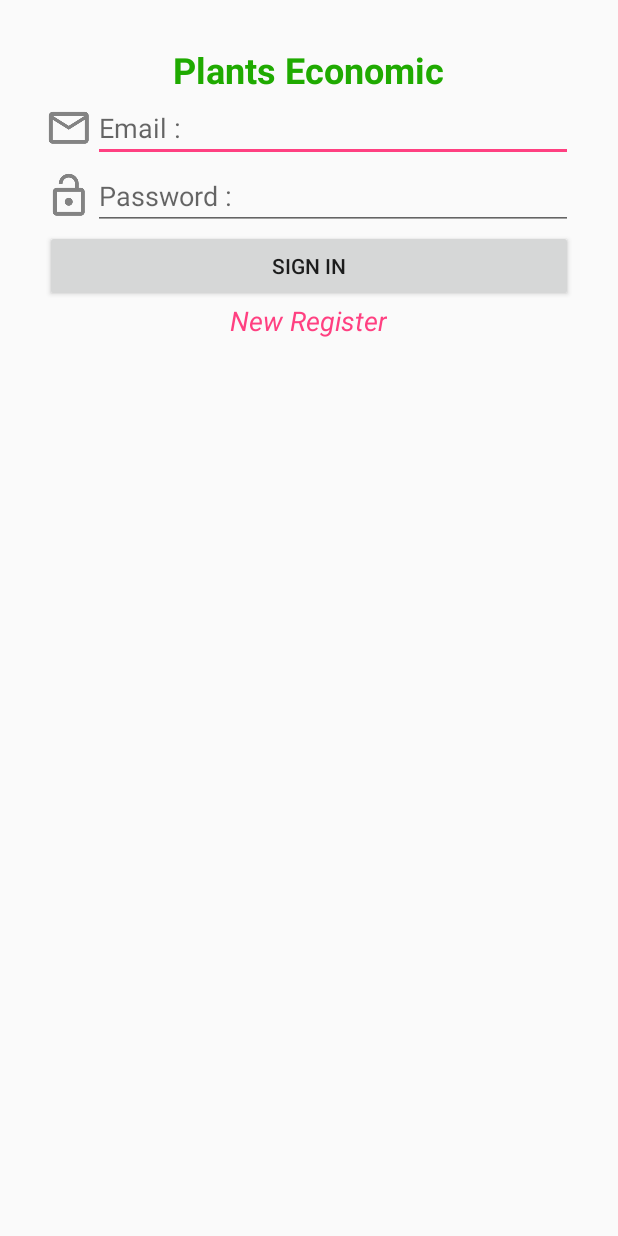
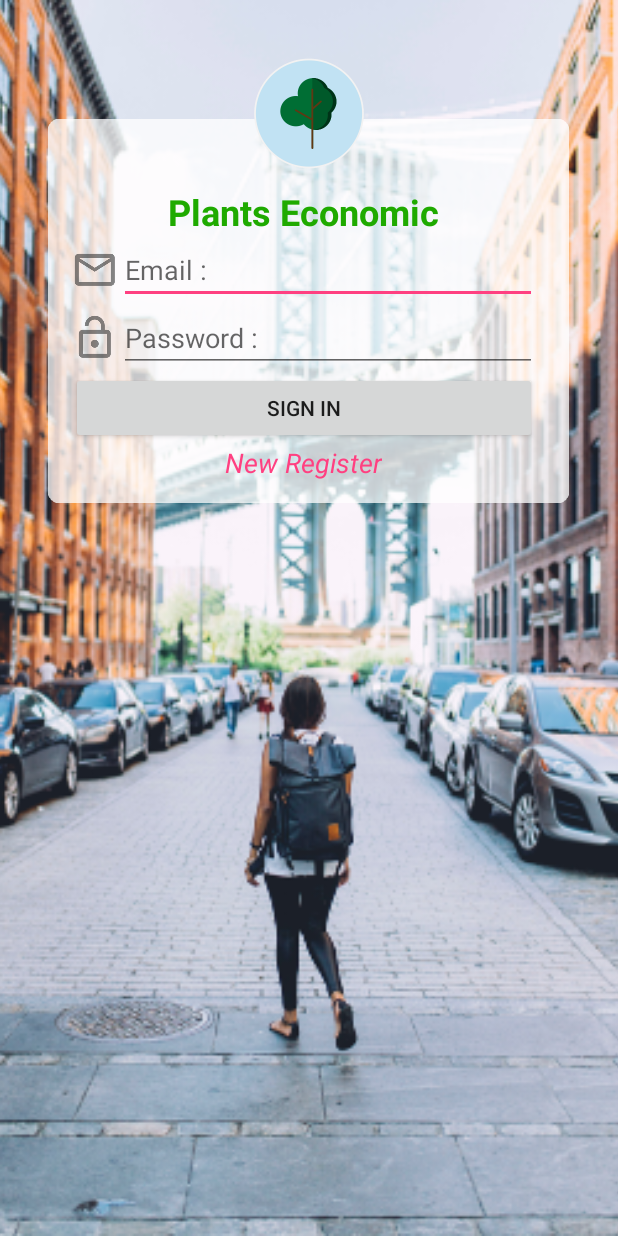
Before and after one commit to masterUNG/PlantsEconomic, an Android app: the screen it shows after launch (MainActivity), on a phone screen of 412 x 824 dp. Run offline under Robolectric (Android 15) with nearby library versions, the phone set to English and light mode, and no system bars.

Commit message:
finish 5nov

```diff
--- a/app/src/main/java/srongklod_bangtamruat/plantseconomic/fragment/RegisterFragment.java
+++ b/app/src/main/java/srongklod_bangtamruat/plantseconomic/fragment/RegisterFragment.java
@@ -1,8 +1,24 @@
 package srongklod_bangtamruat.plantseconomic.fragment;
+
+import android.os.Bundle;
+import android.support.annotation.Nullable;
+import android.support.v4.app.Fragment;
+import android.view.LayoutInflater;
+import android.view.View;
+import android.view.ViewGroup;
+
+import srongklod_bangtamruat.plantseconomic.R;
 
 /**
  * Created by masterung on 5/11/2017 AD.
  */
 
-public class RegisterFragment {
-}
+public class RegisterFragment extends Fragment{
+
+    @Nullable
+    @Override
+    public View onCreateView(LayoutInflater inflater, @Nullable ViewGroup container, @Nullable Bundle savedInstanceState) {
+        View view = inflater.inflate(R.layout.fragment_register, container, false);
+        return view;
+    }
+}   // Main Class
--- a/app/src/main/res/layout/activity_main.xml
+++ b/app/src/main/res/layout/activity_main.xml
@@ -5,6 +5,13 @@
     android:layout_width="match_parent"
     android:layout_height="match_parent"
     tools:context="srongklod_bangtamruat.plantseconomic.MainActivity">
+
+    <!--Wallpaper-->
+    <ImageView
+        android:scaleType="centerCrop"
+        android:src="@drawable/bg"
+        android:layout_width="match_parent"
+        android:layout_height="match_parent" />
 
     <!--Content Fragment-->
     <FrameLayout
--- a/app/src/main/res/layout/fragment_main.xml
+++ b/app/src/main/res/layout/fragment_main.xml
@@ -1,88 +1,92 @@
 <?xml version="1.0" encoding="utf-8"?>
 <RelativeLayout xmlns:android="http://schemas.android.com/apk/res/android"
     android:layout_width="match_parent"
+
     android:layout_height="match_parent">
 
     <!--Content-->
     <LinearLayout
+        android:layout_width="match_parent"
+        android:layout_height="wrap_content"
         android:layout_margin="@dimen/margin"
-        android:orientation="vertical"
-        android:layout_width="match_parent"
-        android:layout_height="wrap_content">
+        android:background="@drawable/my_login"
+        android:orientation="vertical">
 
         <!--AppName-->
         <TextView
+            android:layout_width="wrap_content"
+            android:layout_height="wrap_content"
             android:layout_gravity="center_horizontal"
+            android:text="@string/app_name"
             android:textColor="@color/colorPrimaryDark"
-            android:textStyle="bold"
             android:textSize="@dimen/h1"
-            android:text="@string/app_name"
-            android:layout_width="wrap_content"
-            android:layout_height="wrap_content" />
+            android:textStyle="bold" />
 
         <!--User-->
         <LinearLayout
-            android:orientation="horizontal"
             android:layout_width="match_parent"
-            android:layout_height="wrap_content">
+            android:layout_height="wrap_content"
+            android:orientation="horizontal">
 
             <!--Icon-->
             <ImageView
+                android:layout_width="wrap_content"
+                android:layout_height="wrap_content"
                 android:layout_gravity="center_vertical"
-                android:src="@drawable/ic_action_email"
-                android:layout_width="wrap_content"
-                android:layout_height="wrap_content" />
+                android:src="@drawable/ic_action_email" />
 
             <!--Email-->
             <EditText
-                android:textColor="@color/colorPrimaryDark"
+                android:layout_width="match_parent"
+                android:layout_height="wrap_content"
+                android:hint="@string/email"
                 android:inputType="textEmailAddress"
-                android:hint="@string/email"
-                android:layout_width="match_parent"
-                android:layout_height="wrap_content" />
+                android:textColor="@color/colorPrimaryDark" />
 
 
         </LinearLayout>
 
         <!--Password-->
         <LinearLayout
-            android:orientation="horizontal"
             android:layout_width="match_parent"
-            android:layout_height="wrap_content">
+            android:layout_height="wrap_content"
+            android:orientation="horizontal">
 
             <!--Icon-->
             <ImageView
+                android:layout_width="wrap_content"
+                android:layout_height="wrap_content"
                 android:layout_gravity="center_vertical"
-                android:src="@drawable/ic_action_password"
-                android:layout_width="wrap_content"
-                android:layout_height="wrap_content" />
+                android:src="@drawable/ic_action_password" />
 
             <!--Password-->
             <EditText
-                android:textColor="@color/colorPrimaryDark"
+                android:layout_width="match_parent"
+                android:layout_height="wrap_content"
+                android:hint="@string/password"
                 android:inputType="textPassword"
-                android:hint="@string/password"
-                android:layout_width="match_parent"
-                android:layout_height="wrap_content" />
+                android:textColor="@color/colorPrimaryDark" />
 
 
         </LinearLayout>
 
         <!--SignIn Button-->
         <Button
-            android:text="@string/sign_in"
             android:layout_width="match_parent"
-            android:layout_height="wrap_content" />
+            android:layout_height="wrap_content"
+            android:text="@string/sign_in" />
 
         <!--Register-->
         <TextView
-            android:textStyle="italic"
+            android:id="@+id/txtRegister"
+            android:clickable="true"
+            android:layout_width="wrap_content"
+            android:layout_height="wrap_content"
+            android:layout_gravity="center_horizontal"
+            android:text="@string/register"
             android:textColor="@color/colorAccent"
-            android:layout_gravity="center_horizontal"
             android:textSize="@dimen/h2"
-            android:text="@string/register"
-            android:layout_width="wrap_content"
-            android:layout_height="wrap_content" />
+            android:textStyle="italic" />
 
 
     </LinearLayout>
--- a/app/src/main/res/layout/fragment_register.xml
+++ b/app/src/main/res/layout/fragment_register.xml
@@ -1,6 +1,17 @@
 <?xml version="1.0" encoding="utf-8"?>
 <LinearLayout xmlns:android="http://schemas.android.com/apk/res/android"
-    android:orientation="vertical" android:layout_width="match_parent"
-    android:layout_height="match_parent">
+    android:layout_width="match_parent"
+    android:layout_height="match_parent"
+    android:orientation="vertical">
+
+    <!--Toolbar-->
+    <android.support.v7.widget.Toolbar
+        android:layout_width="match_parent"
+        android:layout_height="?attr/actionBarSize"
+        android:background="@color/colorPrimary"
+        android:theme="@style/ThemeOverlay.AppCompat.Dark.ActionBar"
+        android:id="@+id/toolbarRegister"/>
+
+    <!--Content-->
 
 </LinearLayout>
```
Also changed, not shown: app/src/main/res/drawable-xxhdpi/bg.png (added), app/src/main/res/drawable-xxhdpi/login_masterung.9.png (added), app/src/main/res/drawable-xxhdpi/my_login.9.png (added).
